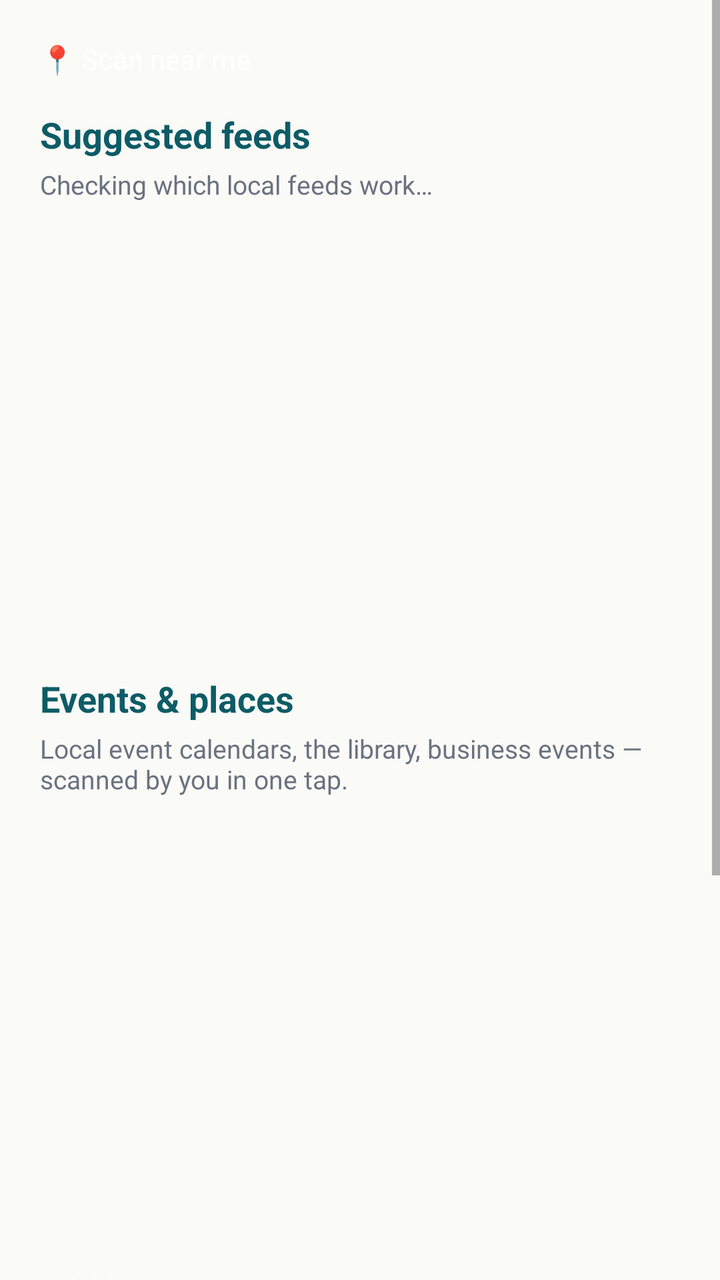
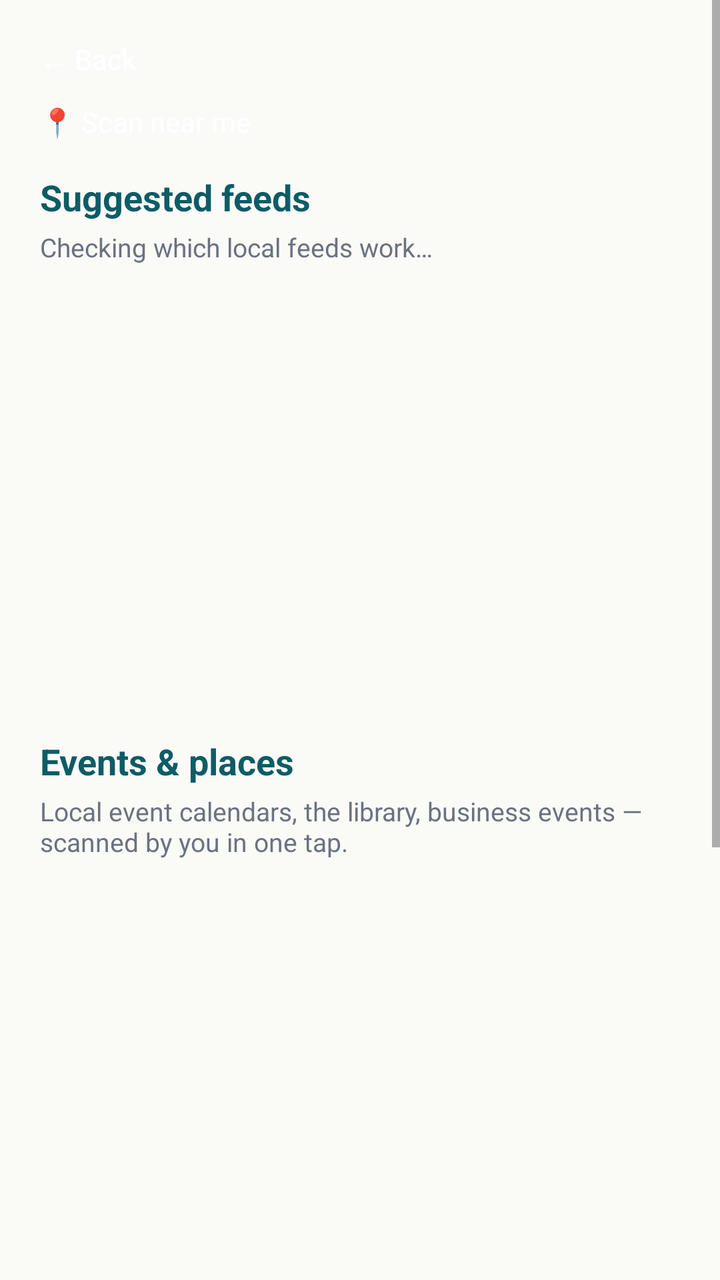

The first picture is an Android layout as it rendered before a commit; the second is the same layout after the commit. The layout source and the unified diff follow.
<!-- AndroidManifest.xml: application theme Theme.TownLine -->
<!-- res/layout/activity_discover.xml -->
<?xml version="1.0" encoding="utf-8"?>
<ScrollView xmlns:android="http://schemas.android.com/apk/res/android"
    android:layout_width="match_parent"
    android:layout_height="match_parent"
    android:background="@color/paper">

    <LinearLayout
        android:layout_width="match_parent"
        android:layout_height="wrap_content"
        android:orientation="vertical"
        android:padding="20dp">

        <Button
            android:id="@+id/btnScanNearby"
            android:layout_width="match_parent"
            android:layout_height="wrap_content"
            android:layout_marginBottom="16dp"
            android:text="📍 Scan near me"
            android:backgroundTint="@color/teal_dark"
            android:textColor="#FFFFFF" />

        <TextView
            android:layout_width="wrap_content"
            android:layout_height="wrap_content"
            android:text="Suggested feeds"
            android:textSize="18sp"
            android:textStyle="bold"
            android:textColor="@color/teal_dark" />

        <TextView
            android:id="@+id/suggestSubtitle"
            android:layout_width="wrap_content"
            android:layout_height="wrap_content"
            android:layout_marginTop="4dp"
            android:text="Checking which local feeds work…"
            android:textSize="13sp"
            android:textColor="@color/grey" />

        <ListView
            android:id="@+id/suggestList"
            android:layout_width="match_parent"
            android:layout_height="200dp"
            android:layout_marginTop="8dp" />

        <TextView
            android:layout_width="wrap_content"
            android:layout_height="wrap_content"
            android:layout_marginTop="28dp"
            android:text="Events &amp; places"
            android:textSize="18sp"
            android:textStyle="bold"
            android:textColor="@color/teal_dark" />

        <TextView
            android:layout_width="wrap_content"
            android:layout_height="wrap_content"
            android:layout_marginTop="4dp"
            android:text="Local event calendars, the library, business events — scanned by you in one tap."
            android:textSize="13sp"
            android:textColor="@color/grey" />

        <ListView
            android:id="@+id/eventsList"
            android:layout_width="match_parent"
            android:layout_height="220dp"
            android:layout_marginTop="8dp" />

        <Button
            android:id="@+id/btnAddEvent"
            android:layout_width="match_parent"
            android:layout_height="wrap_content"
            android:layout_marginTop="8dp"
            android:text="+ Add event page"
            android:backgroundTint="@color/teal"
            android:textColor="#FFFFFF" />

        <TextView
            android:layout_width="wrap_content"
            android:layout_height="wrap_content"
            android:layout_marginTop="28dp"
            android:text="Saved links"
            android:textSize="18sp"
            android:textStyle="bold"
            android:textColor="@color/teal_dark" />

        <TextView
            android:layout_width="wrap_content"
            android:layout_height="wrap_content"
            android:layout_marginTop="4dp"
            android:text="Links you saved via Share → TownLine from any app."
            android:textSize="13sp"
            android:textColor="@color/grey" />

        <ListView
            android:id="@+id/savedList"
            android:layout_width="match_parent"
            android:layout_height="180dp"
            android:layout_marginTop="8dp" />
    </LinearLayout>
</ScrollView>
<!-- resources referenced by this layout -->
<resources>
  <color name="grey">#6B7280</color>
  <color name="paper">#FAFAF7</color>
  <color name="teal">#12808F</color>
  <color name="teal_dark">#0D5C66</color>
  <style name="Theme.TownLine" parent="android:Theme.Material.Light.NoActionBar">
          <item name="android:colorPrimary">@color/teal_dark</item>
          <item name="android:colorPrimaryDark">@color/teal_dark</item>
          <item name="android:colorAccent">@color/teal</item>
          <item name="android:windowBackground">@color/paper</item>
      </style>
</resources>

<!-- the commit's change to res/layout/activity_discover.xml (unified diff, before → after) -->
@@ -9,6 +9,15 @@
         android:layout_height="wrap_content"
         android:orientation="vertical"
         android:padding="20dp">
+
+        <Button
+            android:id="@+id/btnBack"
+            android:layout_width="wrap_content"
+            android:layout_height="wrap_content"
+            android:layout_marginBottom="12dp"
+            android:text="← Back"
+            android:textColor="#FFFFFF"
+            android:backgroundTint="@color/teal" />
 
         <Button
             android:id="@+id/btnScanNearby"
